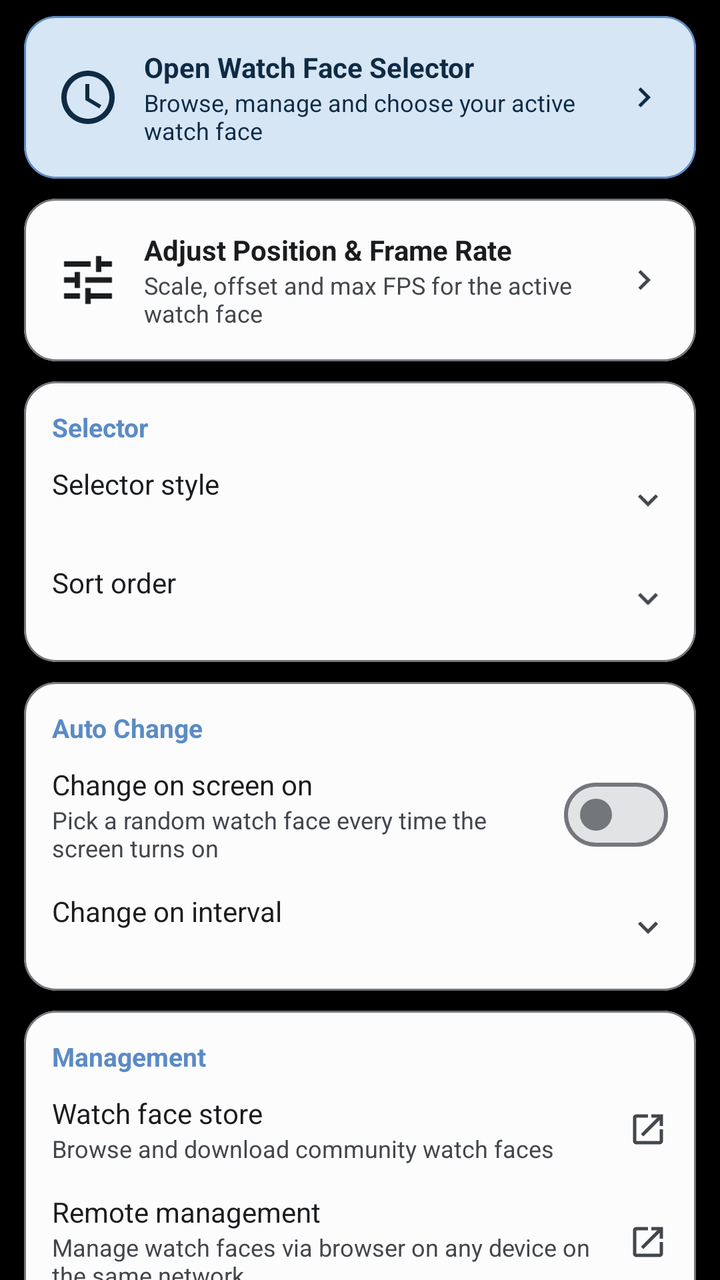
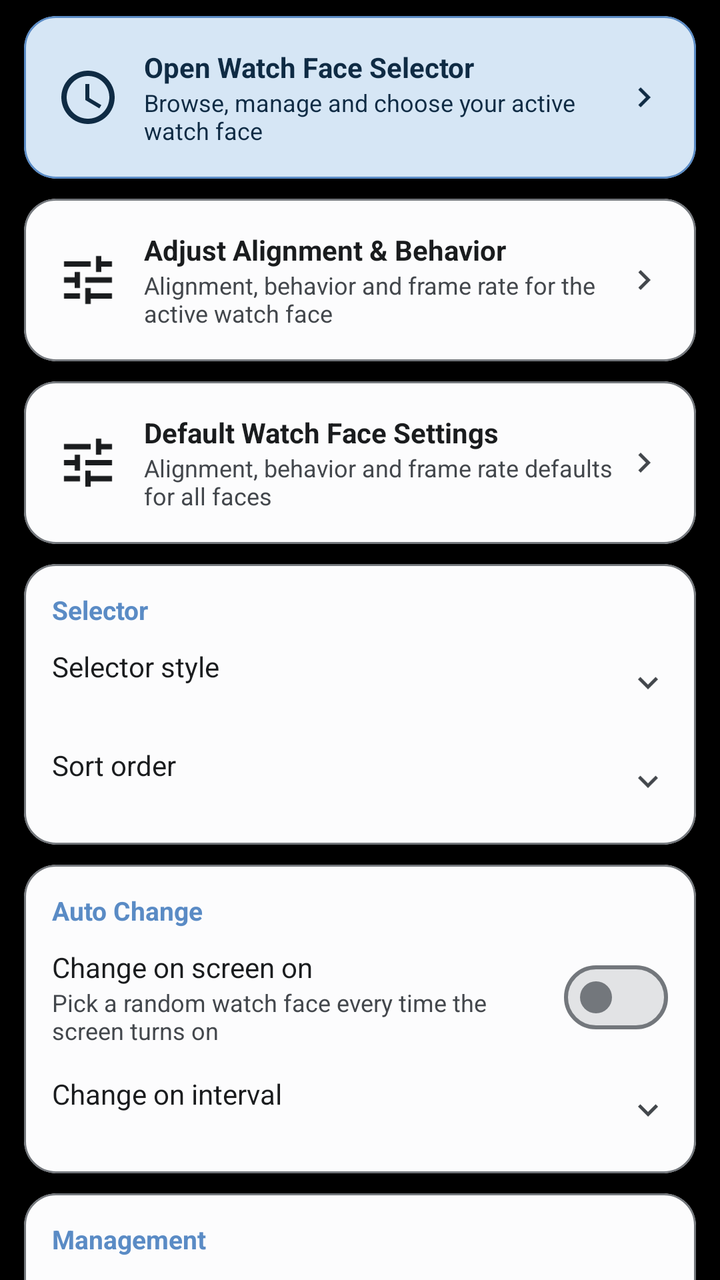

Compare the two renders of this Android layout. The source of the first and the diff that turns it into the second are given below.
<!-- AndroidManifest.xml: application theme Theme.CloX -->
<!-- res/layout/fragment_settings_watchface.xml -->
<?xml version="1.0" encoding="utf-8"?>
<androidx.core.widget.NestedScrollView
    xmlns:android="http://schemas.android.com/apk/res/android"
    xmlns:app="http://schemas.android.com/apk/res-auto"
    android:layout_width="match_parent"
    android:layout_height="match_parent"
    android:clipToPadding="false"
    android:fillViewport="true">

    <LinearLayout
        android:layout_width="match_parent"
        android:layout_height="wrap_content"
        android:orientation="vertical"
        android:paddingTop="8dp"
        android:paddingBottom="16dp">

        
        <com.google.android.material.card.MaterialCardView
            android:id="@+id/cardWfOpenSelector"
            android:layout_width="match_parent" android:layout_height="wrap_content"
            android:layout_marginHorizontal="12dp" android:layout_marginBottom="10dp"
            android:clickable="true" android:focusable="true"
            android:foreground="?attr/selectableItemBackground"
            app:cardCornerRadius="16dp" app:cardElevation="0dp"
            app:strokeWidth="1dp" app:strokeColor="?attr/colorPrimary"
            app:cardBackgroundColor="?attr/colorPrimaryContainer">
            <LinearLayout android:layout_width="match_parent" android:layout_height="wrap_content"
                android:orientation="horizontal" android:gravity="center_vertical" android:padding="16dp">
                <ImageView android:layout_width="32dp" android:layout_height="32dp"
                    android:src="@drawable/ic_watchface_placeholder"
                    app:tint="?attr/colorOnPrimaryContainer"
                    android:layout_marginEnd="12dp" />
                <LinearLayout android:layout_width="0dp" android:layout_height="wrap_content"
                    android:layout_weight="1" android:orientation="vertical">
                    <TextView android:layout_width="wrap_content" android:layout_height="wrap_content"
                        android:text="@string/pref_wf_open_selector_title"
                        android:textSize="14sp" android:textStyle="bold"
                        android:textColor="?attr/colorOnPrimaryContainer" />
                    <TextView android:layout_width="wrap_content" android:layout_height="wrap_content"
                        android:text="@string/pref_wf_open_selector_summary"
                        android:textSize="12sp" android:textColor="?attr/colorOnPrimaryContainer" />
                </LinearLayout>
                <ImageView android:layout_width="20dp" android:layout_height="20dp"
                    android:src="@drawable/ic_chevron_right"
                    app:tint="?attr/colorOnPrimaryContainer" />
            </LinearLayout>
        </com.google.android.material.card.MaterialCardView>

        
        <com.google.android.material.card.MaterialCardView
            android:id="@+id/cardWfOpenConfig"
            android:layout_width="match_parent" android:layout_height="wrap_content"
            android:layout_marginHorizontal="12dp" android:layout_marginBottom="10dp"
            android:clickable="true" android:focusable="true"
            android:foreground="?attr/selectableItemBackground"
            app:cardCornerRadius="16dp" app:cardElevation="0dp"
            app:strokeWidth="1dp" app:strokeColor="?attr/colorOutline"
            app:cardBackgroundColor="?attr/colorSurface">
            <LinearLayout android:layout_width="match_parent" android:layout_height="wrap_content"
                android:orientation="horizontal" android:gravity="center_vertical" android:padding="16dp">
                <ImageView android:layout_width="32dp" android:layout_height="32dp"
                    android:src="@drawable/ic_tune"
                    app:tint="?attr/colorOnSurface"
                    android:layout_marginEnd="12dp" />
                <LinearLayout android:layout_width="0dp" android:layout_height="wrap_content"
                    android:layout_weight="1" android:orientation="vertical">
                    <TextView android:layout_width="wrap_content" android:layout_height="wrap_content"
                        android:text="@string/pref_wf_open_config_title"
                        android:textSize="14sp" android:textStyle="bold"
                        android:textColor="?attr/colorOnSurface" />
                    <TextView android:layout_width="wrap_content" android:layout_height="wrap_content"
                        android:text="@string/pref_wf_open_config_summary"
                        android:textSize="12sp" android:textColor="?attr/colorOnSurfaceVariant" />
                </LinearLayout>
                <ImageView android:layout_width="20dp" android:layout_height="20dp"
                    android:src="@drawable/ic_chevron_right"
                    app:tint="?attr/colorOnSurfaceVariant" />
            </LinearLayout>
        </com.google.android.material.card.MaterialCardView>

        
        <com.google.android.material.card.MaterialCardView
            android:layout_width="match_parent" android:layout_height="wrap_content"
            android:layout_marginHorizontal="12dp" android:layout_marginBottom="10dp"
            app:cardCornerRadius="16dp" app:cardElevation="0dp"
            app:strokeWidth="1dp" app:strokeColor="?attr/colorOutline"
            app:cardBackgroundColor="?attr/colorSurface">
            <LinearLayout android:layout_width="match_parent" android:layout_height="wrap_content"
                android:orientation="vertical" android:padding="14dp">
                <TextView android:layout_width="wrap_content" android:layout_height="wrap_content"
                    android:text="@string/pref_wf_category_selector"
                    android:textSize="13sp" android:textStyle="bold"
                    android:textColor="?attr/colorPrimary" android:layout_marginBottom="10dp" />

                <LinearLayout android:id="@+id/rowWfSelectorMode"
                    android:layout_width="match_parent" android:layout_height="wrap_content"
                    android:orientation="horizontal" android:gravity="center_vertical"
                    android:clickable="true" android:focusable="true"
                    android:background="?attr/selectableItemBackground">
                    <LinearLayout android:layout_width="0dp" android:layout_height="wrap_content"
                        android:layout_weight="1" android:orientation="vertical">
                        <TextView android:layout_width="wrap_content" android:layout_height="wrap_content"
                            android:text="@string/pref_wf_selector_mode_title"
                            android:textSize="14sp" android:textColor="?attr/colorOnSurface" />
                        <TextView android:id="@+id/tvWfSelectorMode"
                            android:layout_width="wrap_content" android:layout_height="wrap_content"
                            android:textSize="12sp" android:textColor="?attr/colorOnSurfaceVariant" />
                    </LinearLayout>
                    <ImageView android:layout_width="20dp" android:layout_height="20dp"
                        android:src="@drawable/ic_expand_more" app:tint="?attr/colorOnSurfaceVariant" />
                </LinearLayout>

                <LinearLayout android:id="@+id/rowWfSortOrder"
                    android:layout_width="match_parent" android:layout_height="wrap_content"
                    android:orientation="horizontal" android:gravity="center_vertical"
                    android:layout_marginTop="14dp"
                    android:clickable="true" android:focusable="true"
                    android:background="?attr/selectableItemBackground">
                    <LinearLayout android:layout_width="0dp" android:layout_height="wrap_content"
                        android:layout_weight="1" android:orientation="vertical">
                        <TextView android:layout_width="wrap_content" android:layout_height="wrap_content"
                            android:text="@string/pref_wf_sort_title"
                            android:textSize="14sp" android:textColor="?attr/colorOnSurface" />
                        <TextView android:id="@+id/tvWfSortOrder"
                            android:layout_width="wrap_content" android:layout_height="wrap_content"
                            android:textSize="12sp" android:textColor="?attr/colorOnSurfaceVariant" />
                    </LinearLayout>
                    <ImageView android:layout_width="20dp" android:layout_height="20dp"
                        android:src="@drawable/ic_expand_more" app:tint="?attr/colorOnSurfaceVariant" />
                </LinearLayout>
            </LinearLayout>
        </com.google.android.material.card.MaterialCardView>

        
        <com.google.android.material.card.MaterialCardView
            android:layout_width="match_parent" android:layout_height="wrap_content"
            android:layout_marginHorizontal="12dp" android:layout_marginBottom="10dp"
            app:cardCornerRadius="16dp" app:cardElevation="0dp"
            app:strokeWidth="1dp" app:strokeColor="?attr/colorOutline"
            app:cardBackgroundColor="?attr/colorSurface">
            <LinearLayout android:layout_width="match_parent" android:layout_height="wrap_content"
                android:orientation="vertical" android:padding="14dp">
                <TextView android:layout_width="wrap_content" android:layout_height="wrap_content"
                    android:text="@string/pref_wf_category_auto"
                    android:textSize="13sp" android:textStyle="bold"
                    android:textColor="?attr/colorPrimary" android:layout_marginBottom="10dp" />

                <LinearLayout android:layout_width="match_parent" android:layout_height="wrap_content"
                    android:orientation="horizontal" android:gravity="center_vertical">
                    <LinearLayout android:layout_width="0dp" android:layout_height="wrap_content"
                        android:layout_weight="1" android:orientation="vertical">
                        <TextView android:layout_width="wrap_content" android:layout_height="wrap_content"
                            android:text="@string/pref_wf_auto_screen_on_title"
                            android:textSize="14sp" android:textColor="?attr/colorOnSurface" />
                        <TextView android:layout_width="wrap_content" android:layout_height="wrap_content"
                            android:text="@string/pref_wf_auto_screen_on_summary"
                            android:textSize="12sp" android:textColor="?attr/colorOnSurfaceVariant" />
                    </LinearLayout>
                    <com.google.android.material.materialswitch.MaterialSwitch
                        android:id="@+id/switchWfAutoScreen"
                        android:layout_width="wrap_content" android:layout_height="wrap_content" />
                </LinearLayout>

                <LinearLayout android:id="@+id/rowWfAutoInterval"
                    android:layout_width="match_parent" android:layout_height="wrap_content"
                    android:orientation="horizontal" android:gravity="center_vertical"
                    android:layout_marginTop="14dp"
                    android:clickable="true" android:focusable="true"
                    android:background="?attr/selectableItemBackground">
                    <LinearLayout android:layout_width="0dp" android:layout_height="wrap_content"
                        android:layout_weight="1" android:orientation="vertical">
                        <TextView android:layout_width="wrap_content" android:layout_height="wrap_content"
                            android:text="@string/pref_wf_auto_interval_title"
                            android:textSize="14sp" android:textColor="?attr/colorOnSurface" />
                        <TextView android:id="@+id/tvWfAutoInterval"
                            android:layout_width="wrap_content" android:layout_height="wrap_content"
                            android:textSize="12sp" android:textColor="?attr/colorOnSurfaceVariant" />
                    </LinearLayout>
                    <ImageView android:layout_width="20dp" android:layout_height="20dp"
                        android:src="@drawable/ic_expand_more" app:tint="?attr/colorOnSurfaceVariant" />
                </LinearLayout>
            </LinearLayout>
        </com.google.android.material.card.MaterialCardView>

        
        <com.google.android.material.card.MaterialCardView
            android:layout_width="match_parent" android:layout_height="wrap_content"
            android:layout_marginHorizontal="12dp" android:layout_marginBottom="10dp"
            app:cardCornerRadius="16dp" app:cardElevation="0dp"
            app:strokeWidth="1dp" app:strokeColor="?attr/colorOutline"
            app:cardBackgroundColor="?attr/colorSurface">
            <LinearLayout android:layout_width="match_parent" android:layout_height="wrap_content"
                android:orientation="vertical" android:padding="14dp">
                <TextView android:layout_width="wrap_content" android:layout_height="wrap_content"
                    android:text="@string/pref_wf_category_management"
                    android:textSize="13sp" android:textStyle="bold"
                    android:textColor="?attr/colorPrimary" android:layout_marginBottom="10dp" />

                <LinearLayout android:id="@+id/rowWfStore"
                    android:layout_width="match_parent" android:layout_height="wrap_content"
                    android:orientation="horizontal" android:gravity="center_vertical"
                    android:clickable="true" android:focusable="true"
                    android:background="?attr/selectableItemBackground">
                    <LinearLayout android:layout_width="0dp" android:layout_height="wrap_content"
                        android:layout_weight="1" android:orientation="vertical">
                        <TextView android:layout_width="wrap_content" android:layout_height="wrap_content"
                            android:text="@string/pref_wf_store_title"
                            android:textSize="14sp" android:textColor="?attr/colorOnSurface" />
                        <TextView android:layout_width="wrap_content" android:layout_height="wrap_content"
                            android:text="@string/pref_wf_store_summary"
                            android:textSize="12sp" android:textColor="?attr/colorOnSurfaceVariant" />
                    </LinearLayout>
                    <ImageView android:layout_width="20dp" android:layout_height="20dp"
                        android:src="@drawable/ic_open_in_new" app:tint="?attr/colorOnSurfaceVariant" />
                </LinearLayout>

                <LinearLayout android:id="@+id/rowWfRemote"
                    android:layout_width="match_parent" android:layout_height="wrap_content"
                    android:orientation="horizontal" android:gravity="center_vertical"
                    android:layout_marginTop="14dp"
                    android:clickable="true" android:focusable="true"
                    android:background="?attr/selectableItemBackground">
                    <LinearLayout android:layout_width="0dp" android:layout_height="wrap_content"
                        android:layout_weight="1" android:orientation="vertical">
                        <TextView android:layout_width="wrap_content" android:layout_height="wrap_content"
                            android:text="@string/pref_wf_remote_title"
                            android:textSize="14sp" android:textColor="?attr/colorOnSurface" />
                        <TextView android:layout_width="wrap_content" android:layout_height="wrap_content"
                            android:text="@string/pref_wf_remote_summary"
                            android:textSize="12sp" android:textColor="?attr/colorOnSurfaceVariant" />
                    </LinearLayout>
                    <ImageView android:layout_width="20dp" android:layout_height="20dp"
                        android:src="@drawable/ic_open_in_new" app:tint="?attr/colorOnSurfaceVariant" />
                </LinearLayout>

                <LinearLayout android:id="@+id/rowWfImport"
                    android:layout_width="match_parent" android:layout_height="wrap_content"
                    android:orientation="horizontal" android:gravity="center_vertical"
                    android:layout_marginTop="14dp"
                    android:clickable="true" android:focusable="true"
                    android:background="?attr/selectableItemBackground">
                    <LinearLayout android:layout_width="0dp" android:layout_height="wrap_content"
                        android:layout_weight="1" android:orientation="vertical">
                        <TextView android:layout_width="wrap_content" android:layout_height="wrap_content"
                            android:text="@string/pref_wf_import_title"
                            android:textSize="14sp" android:textColor="?attr/colorOnSurface" />
                        <TextView android:layout_width="wrap_content" android:layout_height="wrap_content"
                            android:text="@string/pref_wf_import_summary"
                            android:textSize="12sp" android:textColor="?attr/colorOnSurfaceVariant" />
                    </LinearLayout>
                    <ImageView android:layout_width="20dp" android:layout_height="20dp"
                        android:src="@drawable/ic_file_import" app:tint="?attr/colorOnSurfaceVariant" />
                </LinearLayout>

                <LinearLayout android:id="@+id/rowWfGallery"
                    android:layout_width="match_parent" android:layout_height="wrap_content"
                    android:orientation="horizontal" android:gravity="center_vertical"
                    android:layout_marginTop="14dp"
                    android:clickable="true" android:focusable="true"
                    android:background="?attr/selectableItemBackground">
                    <LinearLayout android:layout_width="0dp" android:layout_height="wrap_content"
                        android:layout_weight="1" android:orientation="vertical">
                        <TextView android:layout_width="wrap_content" android:layout_height="wrap_content"
                            android:text="@string/pref_wf_gallery_title"
                            android:textSize="14sp" android:textColor="?attr/colorOnSurface" />
                        <TextView android:layout_width="wrap_content" android:layout_height="wrap_content"
                            android:text="@string/pref_wf_gallery_summary"
                            android:textSize="12sp" android:textColor="?attr/colorOnSurfaceVariant" />
                    </LinearLayout>
                    <ImageView android:layout_width="20dp" android:layout_height="20dp"
                        android:src="@drawable/ic_image" app:tint="?attr/colorOnSurfaceVariant" />
                </LinearLayout>

            </LinearLayout>
        </com.google.android.material.card.MaterialCardView>

    </LinearLayout>
</androidx.core.widget.NestedScrollView>
<!-- resources referenced by this layout -->
<resources>
  <!-- drawable ic_chevron_right (drawable) -->
  <?xml version="1.0" encoding="utf-8"?>
  <vector xmlns:android="http://schemas.android.com/apk/res/android"
      android:width="24dp"
      android:height="24dp"
      android:viewportWidth="24"
      android:viewportHeight="24">
      <path
          android:fillColor="?attr/colorOnSurfaceVariant"
          android:pathData="M10,6L8.59,7.41 13.17,12l-4.58,4.59L10,18l6,-6z" />
  </vector>
  <!-- drawable ic_tune (drawable) -->
  <vector xmlns:android="http://schemas.android.com/apk/res/android" android:width="24dp" android:height="24dp" android:viewportWidth="24" android:viewportHeight="24">
      <path android:fillColor="?attr/colorOnSurface" android:pathData="M3,17v2h6v-2H3zM3,5v2h10V5H3zM13,21v-2h8v-2h-8v-2h-2v6h2zM7,9v2H3v2h4v2h2V9H7zM21,13v-2H11v2h10zM15,9h2V7h4V5h-4V3h-2v6z"/>
  </vector>
  <string name="pref_wf_auto_interval_title">Change on interval</string>
  <string name="pref_wf_auto_screen_on_summary">Pick a random watch face every time the screen turns on</string>
  <string name="pref_wf_auto_screen_on_title">Change on screen on</string>
  <string name="pref_wf_category_auto">Auto Change</string>
  <string name="pref_wf_category_management">Management</string>
  <string name="pref_wf_category_selector">Selector</string>
  <string name="pref_wf_gallery_summary">Manage images used by Lua watch faces</string>
  <string name="pref_wf_gallery_title">Image gallery</string>
  <string name="pref_wf_import_summary">Copy .watch files from device storage</string>
  <string name="pref_wf_import_title">Import watch faces</string>
  <string name="pref_wf_open_config_summary">Scale, offset and max FPS for the active watch face</string>
  <string name="pref_wf_open_config_title">Adjust Position &amp; Frame Rate</string>
  <string name="pref_wf_open_selector_summary">Browse, manage and choose your active watch face</string>
  <string name="pref_wf_open_selector_title">Open Watch Face Selector</string>
  <string name="pref_wf_remote_summary">Manage watch faces via browser on any device on the same network</string>
  <string name="pref_wf_remote_title">Remote management</string>
  <string name="pref_wf_selector_mode_title">Selector style</string>
  <string name="pref_wf_sort_title">Sort order</string>
  <string name="pref_wf_store_summary">Browse and download community watch faces</string>
  <string name="pref_wf_store_title">Watch face store</string>
  <style name="Theme.CloX" parent="Base.Theme.CloX">
          <item name="android:windowBackground">@android:color/black</item>
          <item name="android:windowAnimationStyle">@null</item>
      </style>
  <color name="brand_500">#5A8BC5</color>
  <color name="brand_on_accent_light">#FFFFFF</color>
  <color name="brand_container_light">#D6E6F5</color>
  <color name="brand_on_container_light">#0F2B44</color>
  <color name="brand_300">#82ABD0</color>
  <color name="m3_background">#FCFCFD</color>
  <color name="m3_surface">#FCFCFD</color>
  <color name="m3_on_surface">#1A1C1E</color>
  <color name="m3_surface_variant">#E1E2E6</color>
  <color name="m3_on_surface_variant">#43474C</color>
  <color name="m3_surface_container_lowest">#FFFFFF</color>
  <color name="m3_surface_container_low">#F4F4F5</color>
  <color name="m3_surface_container">#EEEEF0</color>
  <color name="m3_surface_container_high">#E8E9EB</color>
  <color name="m3_surface_container_highest">#E2E3E5</color>
  <color name="m3_surface_bright">#FCFCFD</color>
  <color name="m3_surface_dim">#DBDBDD</color>
  <color name="m3_inverse_surface">#2F3133</color>
  <color name="m3_inverse_on_surface">#F1F0F2</color>
  <color name="m3_outline">#73777C</color>
  <color name="m3_outline_variant">#C3C6CC</color>
  <!-- unchanged entries left out for length: 6 -->
</resources>

<!-- the commit's change to res/layout/fragment_settings_watchface.xml (unified diff, before → after) -->
@@ -80,6 +80,38 @@
 
         
         <com.google.android.material.card.MaterialCardView
+            android:id="@+id/cardWfDefaults"
+            android:layout_width="match_parent" android:layout_height="wrap_content"
+            android:layout_marginHorizontal="12dp" android:layout_marginBottom="10dp"
+            android:clickable="true" android:focusable="true"
+            android:foreground="?attr/selectableItemBackground"
+            app:cardCornerRadius="16dp" app:cardElevation="0dp"
+            app:strokeWidth="1dp" app:strokeColor="?attr/colorOutline"
+            app:cardBackgroundColor="?attr/colorSurface">
+            <LinearLayout android:layout_width="match_parent" android:layout_height="wrap_content"
+                android:orientation="horizontal" android:gravity="center_vertical" android:padding="16dp">
+                <ImageView android:layout_width="32dp" android:layout_height="32dp"
+                    android:src="@drawable/ic_tune"
+                    app:tint="?attr/colorOnSurface"
+                    android:layout_marginEnd="12dp" />
+                <LinearLayout android:layout_width="0dp" android:layout_height="wrap_content"
+                    android:layout_weight="1" android:orientation="vertical">
+                    <TextView android:layout_width="wrap_content" android:layout_height="wrap_content"
+                        android:text="@string/pref_wf_defaults_title"
+                        android:textSize="14sp" android:textStyle="bold"
+                        android:textColor="?attr/colorOnSurface" />
+                    <TextView android:layout_width="wrap_content" android:layout_height="wrap_content"
+                        android:text="@string/pref_wf_defaults_summary"
+                        android:textSize="12sp" android:textColor="?attr/colorOnSurfaceVariant" />
+                </LinearLayout>
+                <ImageView android:layout_width="20dp" android:layout_height="20dp"
+                    android:src="@drawable/ic_chevron_right"
+                    app:tint="?attr/colorOnSurfaceVariant" />
+            </LinearLayout>
+        </com.google.android.material.card.MaterialCardView>
+
+        
+        <com.google.android.material.card.MaterialCardView
             android:layout_width="match_parent" android:layout_height="wrap_content"
             android:layout_marginHorizontal="12dp" android:layout_marginBottom="10dp"
             app:cardCornerRadius="16dp" app:cardElevation="0dp"
<!-- resource entries referenced after the edit -->
@@ -21,12 +21,14 @@
   <string name="pref_wf_category_auto">Auto Change</string>
   <string name="pref_wf_category_management">Management</string>
   <string name="pref_wf_category_selector">Selector</string>
+  <string name="pref_wf_defaults_summary">Alignment, behavior and frame rate defaults for all faces</string>
+  <string name="pref_wf_defaults_title">Default Watch Face Settings</string>
   <string name="pref_wf_gallery_summary">Manage images used by Lua watch faces</string>
   <string name="pref_wf_gallery_title">Image gallery</string>
   <string name="pref_wf_import_summary">Copy .watch files from device storage</string>
   <string name="pref_wf_import_title">Import watch faces</string>
-  <string name="pref_wf_open_config_summary">Scale, offset and max FPS for the active watch face</string>
-  <string name="pref_wf_open_config_title">Adjust Position &amp; Frame Rate</string>
+  <string name="pref_wf_open_config_summary">Alignment, behavior and frame rate for the active watch face</string>
+  <string name="pref_wf_open_config_title">Adjust Alignment &amp; Behavior</string>
   <string name="pref_wf_open_selector_summary">Browse, manage and choose your active watch face</string>
   <string name="pref_wf_open_selector_title">Open Watch Face Selector</string>
   <string name="pref_wf_remote_summary">Manage watch faces via browser on any device on the same network</string>
